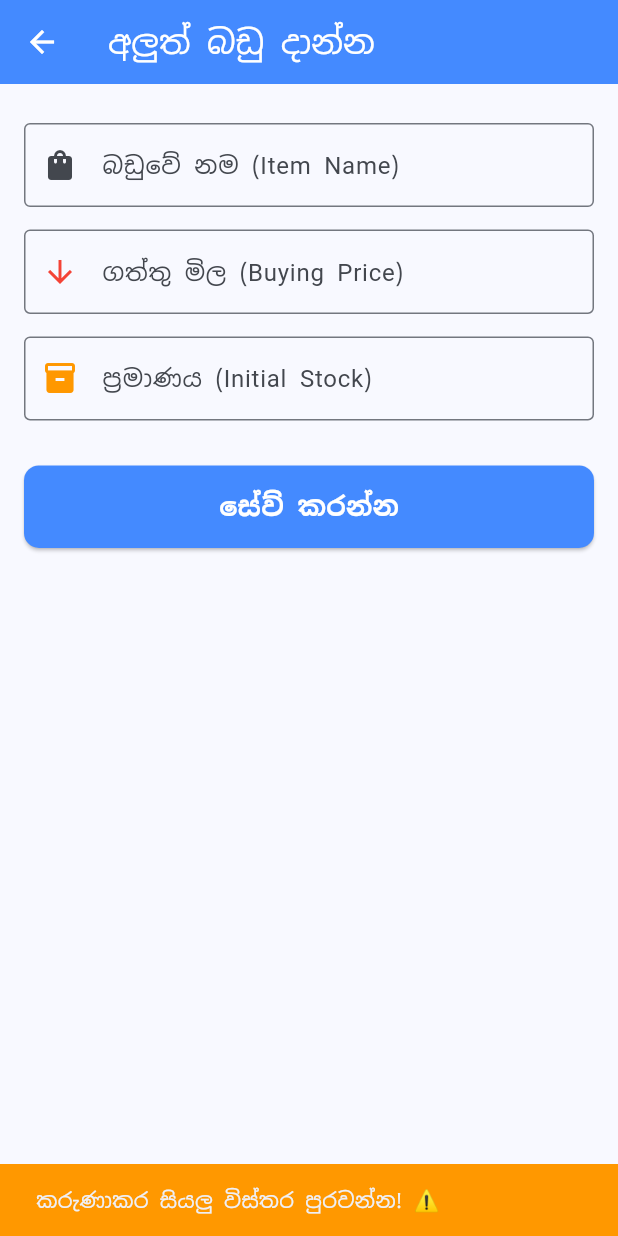
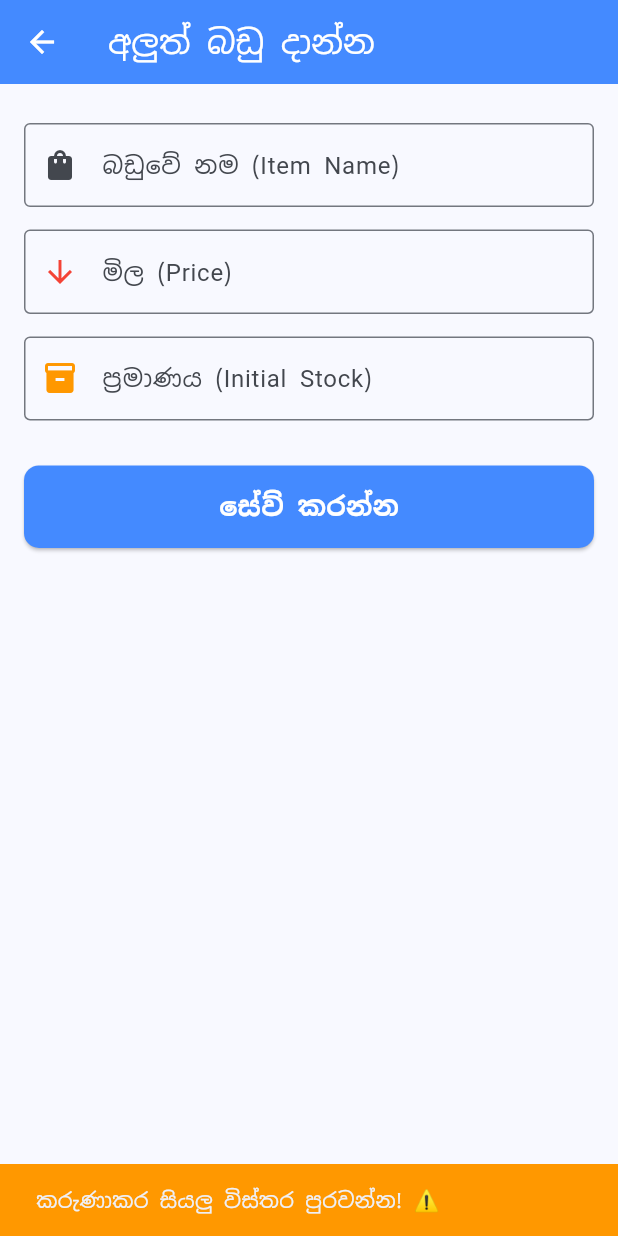
Before and after one commit to Zaincasper69/sales_buddy, a Flutter app: the AddProductScreen screen opened directly, after a tap on "සේව් කරන්න", on a phone screen of 412 x 824 dp. Run offline on Flutter 3.47's test engine with Material 3 defaults, Android fonts, the light colour scheme and no system bars; our stand-ins replace google_fonts, sqflite; accounts and stored records are empty.

Commit message:
Allow decimal input for price in Add Product

```diff
--- a/lib/screens/add_product_screen.dart
+++ b/lib/screens/add_product_screen.dart
@@ -1,4 +1,5 @@
 import 'package:flutter/material.dart';
+import 'package:flutter/services.dart';
 import '../db/database_helper.dart';
 
 class AddProductScreen extends StatefulWidget {
@@ -23,13 +24,17 @@ class _AddProductScreenState extends State<AddProductScreen> {
 
     try {
       final String name = _nameController.text;
-      final double buyingPrice = double.parse(_buyingPriceController.text);
+
+      String priceText = _buyingPriceController.text.replaceAll(',', '.');
+      final double price = double.parse(priceText);
+
       final int stock = int.parse(_qtyController.text);
 
       Map<String, dynamic> row = {
         'name': name,
-        'buying_price': buyingPrice,
-        'selling_price': 0.0,
+        'code': '',
+        'buying_price': price,
+        'selling_price': price,
         'stock': stock
       };
 
@@ -47,7 +52,7 @@ class _AddProductScreenState extends State<AddProductScreen> {
     } catch (e) {
       if (mounted) {
         ScaffoldMessenger.of(context).showSnackBar(
-          const SnackBar(content: Text('වැරදීමක් සිදුවුනා. ඉලක්කම් පමණක් භාවිතා කරන්න.'), backgroundColor: Colors.red),
+          const SnackBar(content: Text('මිල සඳහා නිවැරදි ඉලක්කම් භාවිතා කරන්න.'), backgroundColor: Colors.red),
         );
       }
     }
@@ -79,9 +84,12 @@ class _AddProductScreenState extends State<AddProductScreen> {
 
               TextField(
                 controller: _buyingPriceController,
-                keyboardType: TextInputType.number,
+                keyboardType: const TextInputType.numberWithOptions(decimal: true),
+                inputFormatters: [
+                  FilteringTextInputFormatter.allow(RegExp(r'[0-9.,]')),
+                ],
                 decoration: const InputDecoration(
-                  labelText: "ගත්තු මිල (Buying Price)",
+                  labelText: "මිල (Price)",
                   border: OutlineInputBorder(),
                   prefixIcon: Icon(Icons.arrow_downward, color: Colors.red),
                   suffixText: "LKR"
```
